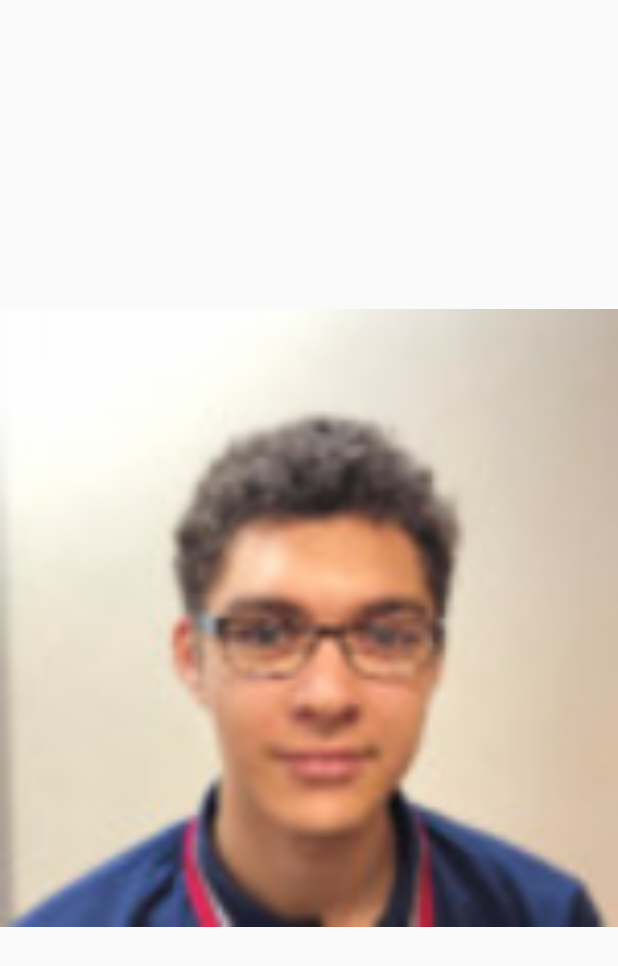
After one commit to J4ckyLIM/Flash_Card, an Android app: the layout activity_zoom.xml on its own in the app's theme, with its tools: preview values and no code run, on a phone screen of 412 x 824 dp. The commit adds this screen. Shown: the top 966 px of the screen. Run offline under Robolectric (Android 15) with nearby library versions, the phone set to English and light mode, and no system bars.

Commit message:
Creation zoom photo

```diff
--- a/app/build.gradle
+++ b/app/build.gradle
@@ -2,7 +2,7 @@ apply plugin: 'com.android.application'
 
 android {
     compileSdkVersion 29
-    buildToolsVersion "29.0.2"
+    buildToolsVersion "29.0.3"
 
     defaultConfig {
         applicationId "com.example.flash_card"
@@ -25,9 +25,11 @@ android {
 
 dependencies {
     implementation fileTree(dir: 'libs', include: ['*.jar'])
+    implementation 'com.github.chrisbanes:PhotoView:2.3.0'
 
     implementation 'androidx.appcompat:appcompat:1.1.0'
     implementation 'androidx.constraintlayout:constraintlayout:1.1.3'
+    implementation 'androidx.legacy:legacy-support-v4:1.0.0'
     testImplementation 'junit:junit:4.12'
     androidTestImplementation 'androidx.test.ext:junit:1.1.1'
     androidTestImplementation 'androidx.test.espresso:espresso-core:3.2.0'
--- a/app/src/main/AndroidManifest.xml
+++ b/app/src/main/AndroidManifest.xml
@@ -9,10 +9,11 @@
         android:roundIcon="@mipmap/ic_launcher_round"
         android:supportsRtl="true"
         android:theme="@style/AppTheme">
-        <activity android:name=".SingleCardActivity"></activity>
+        <activity android:name=".SingleCardActivity" />
         <activity android:name=".CardListActivity" />
         <activity android:name=".ResultActivity" />
         <activity android:name=".GameActivity" />
+        <activity android:name=".zoomActivity" />
         <activity
             android:name=".DifficultyChooserActivity"
             android:theme="@style/AppTheme.Popup" />
--- /dev/null
+++ b/app/src/main/res/layout/activity_zoom.xml
@@ -0,0 +1,18 @@
+<?xml version="1.0" encoding="utf-8"?>
+<androidx.constraintlayout.widget.ConstraintLayout xmlns:android="http://schemas.android.com/apk/res/android"
+    xmlns:app="http://schemas.android.com/apk/res-auto"
+    xmlns:tools="http://schemas.android.com/tools"
+    android:layout_width="match_parent"
+    android:layout_height="match_parent"
+    tools:context=".zoomActivity">
+
+    <ImageView
+        android:id="@+id/imageView5"
+        android:layout_width="match_parent"
+        android:layout_height="match_parent"
+        app:layout_constraintBottom_toBottomOf="parent"
+        app:layout_constraintEnd_toEndOf="parent"
+        app:layout_constraintStart_toStartOf="parent"
+        app:layout_constraintTop_toTopOf="parent"
+        app:srcCompat="@drawable/hugo" />
+</androidx.constraintlayout.widget.ConstraintLayout>
--- a/app/src/main/res/values/colors.xml
+++ b/app/src/main/res/values/colors.xml
@@ -3,4 +3,6 @@
     <color name="colorPrimary">#6200EE</color>
     <color name="colorPrimaryDark">#3700B3</color>
     <color name="colorAccent">#03DAC5</color>
+
+    <color name="black_overlay">#66000000</color>
 </resources>
--- a/app/src/main/res/values/strings.xml
+++ b/app/src/main/res/values/strings.xml
@@ -1,3 +1,7 @@
 <resources>
     <string name="app_name">Flash_Card</string>
+
+    <string name="title_activity_fullscreen">FullscreenActivity</string>
+    <string name="dummy_button">Dummy Button</string>
+    <string name="dummy_content">DUMMY\nCONTENT</string>
 </resources>
--- a/build.gradle
+++ b/build.gradle
@@ -20,6 +20,7 @@ allprojects {
     repositories {
         google()
         jcenter()
+        maven { url "https://jitpack.io" }
 
     }
 }
```
Also changed, not shown: app/src/main/java/com/example/flash_card/GameActivity.java (+40 -8 lines), app/src/main/java/com/example/flash_card/zoomActivity.java (added, +20 -0 lines), app/src/main/res/layout/activity_game.xml (+4 -4 lines), app/src/main/res/layout/dialog_zoom.xml (added, +18 -0 lines), app/src/main/res/values/attrs.xml (added, +12 -0 lines), app/src/main/res/values/styles.xml (+11 -0 lines).
